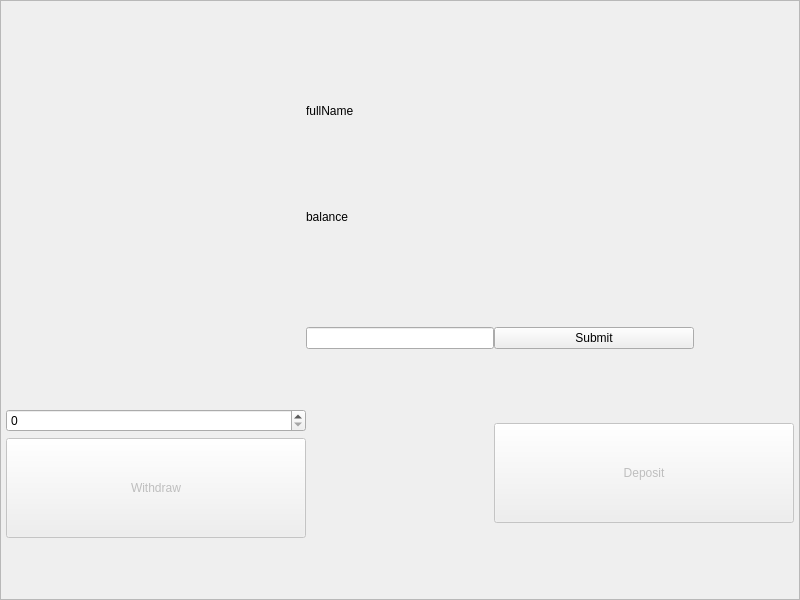
The window that mainwindow.ui (SebastianSlaby/atm-program) describes before a commit, drawn with Qt 5.
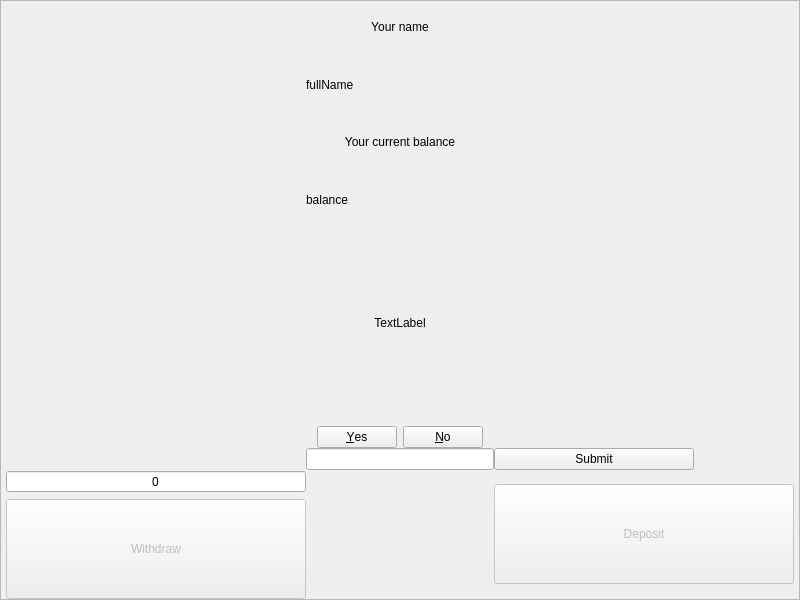
The same window after the commit.

What changed in the file:
```diff
--- a/mainwindow.ui
+++ b/mainwindow.ui
@@ -63,7 +63,7 @@
         <property name="spacing">
          <number>0</number>
         </property>
-        <item row="5" column="3">
+        <item row="6" column="3">
          <spacer name="horizontalSpacer">
           <property name="orientation">
            <enum>Qt::Horizontal</enum>
@@ -76,7 +76,105 @@
           </property>
          </spacer>
         </item>
-        <item row="5" column="4">
+        <item row="2" column="3">
+         <layout class="QVBoxLayout" name="verticalLayout_2">
+          <item>
+           <widget class="QLabel" name="nameTitleLabel">
+            <property name="maximumSize">
+             <size>
+              <width>16777215</width>
+              <height>70</height>
+             </size>
+            </property>
+            <property name="text">
+             <string>Your name</string>
+            </property>
+            <property name="alignment">
+             <set>Qt::AlignCenter</set>
+            </property>
+           </widget>
+          </item>
+          <item>
+           <widget class="QLabel" name="nameLabel">
+            <property name="enabled">
+             <bool>true</bool>
+            </property>
+            <property name="maximumSize">
+             <size>
+              <width>16777215</width>
+              <height>70</height>
+             </size>
+            </property>
+            <property name="text">
+             <string>fullName</string>
+            </property>
+           </widget>
+          </item>
+          <item>
+           <widget class="QLabel" name="balanceTitleLabel">
+            <property name="maximumSize">
+             <size>
+              <width>16777215</width>
+              <height>70</height>
+             </size>
+            </property>
+            <property name="text">
+             <string>Your current balance</string>
+            </property>
+            <property name="alignment">
+             <set>Qt::AlignCenter</set>
+            </property>
+           </widget>
+          </item>
+          <item>
+           <widget class="QLabel" name="balanceLabel">
+            <property name="maximumSize">
+             <size>
+              <width>16777215</width>
+              <height>70</height>
+             </size>
+            </property>
+            <property name="text">
+             <string>balance</string>
+            </property>
+           </widget>
+          </item>
+         </layout>
+        </item>
+        <item row="6" column="0">
+         <layout class="QVBoxLayout" name="verticalLayout">
+          <item>
+           <widget class="QSpinBox" name="withdrawSpinBox">
+            <property name="alignment">
+             <set>Qt::AlignCenter</set>
+            </property>
+            <property name="buttonSymbols">
+             <enum>QAbstractSpinBox::NoButtons</enum>
+            </property>
+            <property name="maximum">
+             <number>20000</number>
+            </property>
+           </widget>
+          </item>
+          <item>
+           <widget class="QPushButton" name="withdrawButton">
+            <property name="enabled">
+             <bool>false</bool>
+            </property>
+            <property name="minimumSize">
+             <size>
+              <width>300</width>
+              <height>100</height>
+             </size>
+            </property>
+            <property name="text">
+             <string>Withdraw</string>
+            </property>
+           </widget>
+          </item>
+         </layout>
+        </item>
+        <item row="6" column="4">
          <widget class="QPushButton" name="depositButton">
           <property name="enabled">
            <bool>false</bool>
@@ -92,7 +190,10 @@
           </property>
          </widget>
         </item>
-        <item row="3" column="4">
+        <item row="4" column="3">
+         <widget class="QLineEdit" name="pinInput"/>
+        </item>
+        <item row="4" column="4">
          <widget class="QPushButton" name="pinSubmitButton">
           <property name="maximumSize">
            <size>
@@ -106,59 +207,24 @@
          </widget>
         </item>
         <item row="3" column="3">
-         <widget class="QLineEdit" name="pinInput"/>
-        </item>
-        <item row="5" column="0">
-         <layout class="QVBoxLayout" name="verticalLayout">
+         <layout class="QVBoxLayout" name="reportHandler">
           <item>
-           <widget class="QSpinBox" name="withdrawSpinBox"/>
-          </item>
-          <item>
-           <widget class="QPushButton" name="withdrawButton">
-            <property name="enabled">
-             <bool>false</bool>
-            </property>
-            <property name="minimumSize">
-             <size>
-              <width>300</width>
-              <height>100</height>
-             </size>
-            </property>
+           <widget class="QLabel" name="reportConfirmationLabel">
             <property name="text">
-             <string>Withdraw</string>
+             <string>TextLabel</string>
+            </property>
+            <property name="alignment">
+             <set>Qt::AlignCenter</set>
             </property>
            </widget>
           </item>
-         </layout>
-        </item>
-        <item row="2" column="3">
-         <layout class="QVBoxLayout" name="verticalLayout_2">
           <item>
-           <widget class="QLabel" name="nameLabel">
-            <property name="enabled">
+           <widget class="QDialogButtonBox" name="reportConfirmationButtons">
+            <property name="standardButtons">
+             <set>QDialogButtonBox::No|QDialogButtonBox::Yes</set>
+            </property>
+            <property name="centerButtons">
              <bool>true</bool>
-            </property>
-            <property name="maximumSize">
-             <size>
-              <width>16777215</width>
-              <height>100</height>
-             </size>
-            </property>
-            <property name="text">
-             <string>fullName</string>
-            </property>
-           </widget>
-          </item>
-          <item>
-           <widget class="QLabel" name="balanceLabel">
-            <property name="maximumSize">
-             <size>
-              <width>16777215</width>
-              <height>100</height>
-             </size>
-            </property>
-            <property name="text">
-             <string>balance</string>
             </property>
            </widget>
           </item>
```
